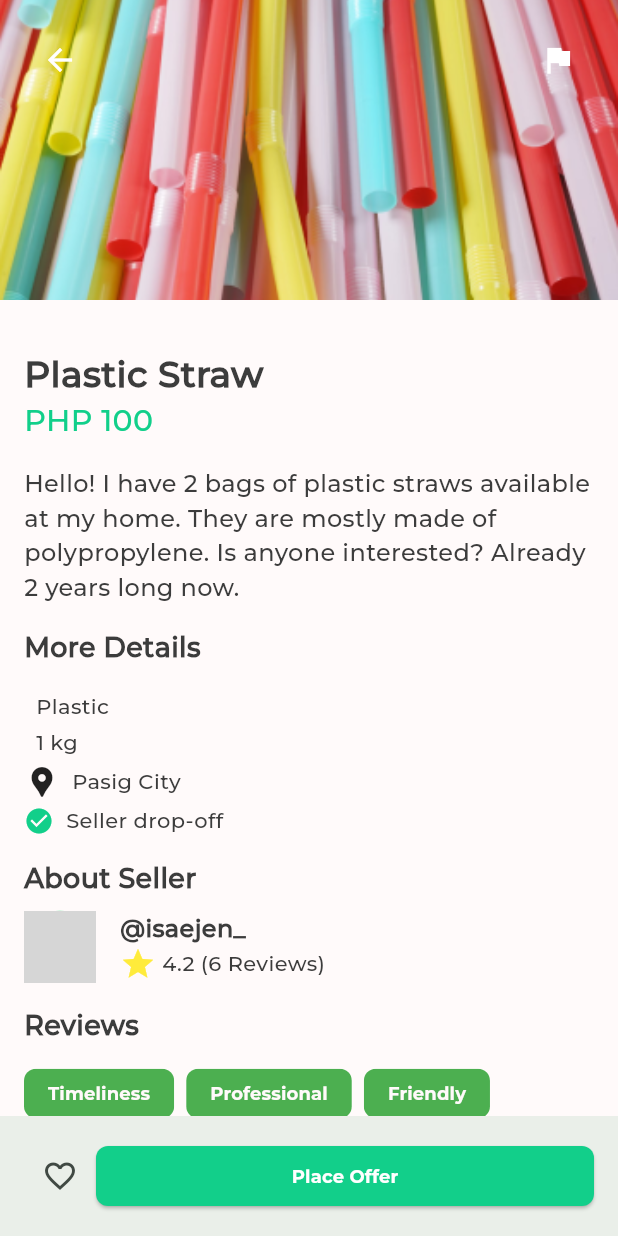
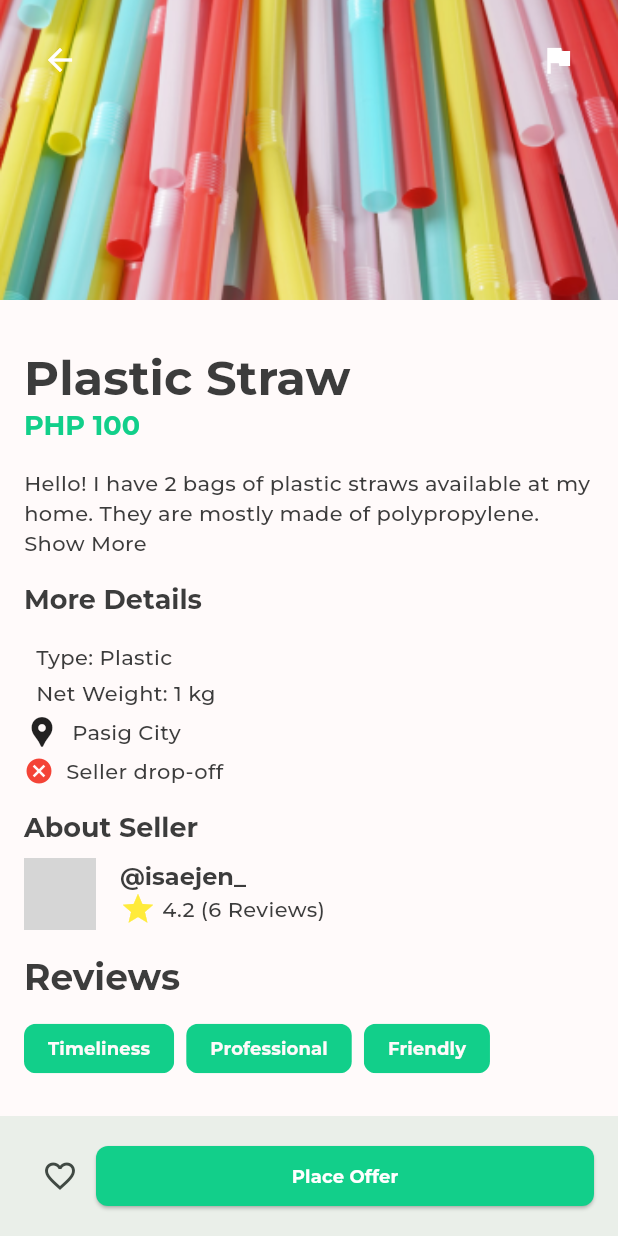
Before and after one commit to simonvque/ISPROJ2REGAIN_MOBILE, a Flutter app: the SelectedItemScreen screen opened directly, on a phone screen of 412 x 824 dp. Run offline on Flutter 3.47's test engine with Material 3 defaults, Android fonts, the phone set to English and light mode, and no system bars; our stand-ins replace carousel_slider, flutter_markdown, get, get_storage, iconsax_flutter, percent_indicator and 1 more; accounts and stored records are empty; project files that could hold a hidden picture were left out; key blocks and very long unbroken strings in the code were emptied for the run; grey boxes are pictures that could not be loaded.

Commit message:
fixed selected item screen.

```diff
--- a/lib/features/screens/homepage/homepage.dart
+++ b/lib/features/screens/homepage/homepage.dart
@@ -6,7 +6,6 @@ import '../../../constants/colors.dart';
 import '../../../constants/image_strings.dart';
 import '../../../constants/sizes.dart';
 import '../../../constants/text_strings.dart';
-import '../../../profile/profile_page.dart';
 import '../../../themes/elements/input fields/regain_textbox.dart';
 import '../homepage/widgets/homepage_cards.dart';
 import '../homepage/widgets/homepage_carousel.dart';
--- a/lib/features/screens/homepage/selected_item.dart
+++ b/lib/features/screens/homepage/selected_item.dart
@@ -1,10 +1,40 @@
 import 'package:flutter/material.dart';
-import 'package:regain_mobile/features/screens/offer/offerpopup.dart';
+
 import '../../../constants/colors.dart';
 import '../../../constants/image_strings.dart';
+import '../../../themes/elements/button_styles.dart';
+import '../offer/offerpopup.dart';
 
-class SelectedItemScreen extends StatelessWidget {
-  const SelectedItemScreen({super.key});
+class SelectedItemScreen extends StatefulWidget {
+  @override
+  _SelectedItemScreenState createState() => _SelectedItemScreenState();
+}
+
+class _SelectedItemScreenState extends State<SelectedItemScreen> {
+  // Declare variables for item details
+  final String item = 'Plastic Straw';
+  final String price = 'PHP 100';
+  final String description =
+      'Hello! I have 2 bags of plastic straws available at my home. They are mostly made of polypropylene. Is anyone interested? Already 2 years long now. It is essential to understand that these straws are durable and can be used for various purposes. They are eco-friendly and can be recycled. Please let me know if you are interested.';
+
+  final String category = 'Plastic';
+  final String weight = '1 kg';
+  final String location = 'Pasig City';
+  final bool isSellerDropOff = false;
+  bool isFavorite = false;
+  bool isDescriptionExpanded = false;
+
+  void toggleFavorite() {
+    setState(() {
+      isFavorite = !isFavorite;
+    });
+  }
+
+  void toggleDescription() {
+    setState(() {
+      isDescriptionExpanded = !isDescriptionExpanded;
+    });
+  }
 
   @override
   Widget build(BuildContext context) {
@@ -30,24 +60,29 @@ class SelectedItemScreen extends StatelessWidget {
                     crossAxisAlignment: CrossAxisAlignment.start,
                     children: [
                       Text(
-                        'Plastic Straw',
-                        style: TextStyle(
-                            fontSize: 24, fontWeight: FontWeight.bold),
+                        item,
+                        style: Theme.of(context).textTheme.headlineLarge,
                       ),
                       Text(
-                        'PHP 100',
-                        style: TextStyle(fontSize: 20, color: green),
+                        price,
+                        style: Theme.of(context).textTheme.headlineSmall?.copyWith(color: green),
                       ),
                       const SizedBox(height: 16),
-                      Text(
-                        'Hello! I have 2 bags of plastic straws available at my home. They are mostly made of polypropylene. Is anyone interested? Already 2 years long now.',
-                        style: TextStyle(fontSize: 16),
+                      GestureDetector(
+                        onTap: toggleDescription,
+                        child: Text(
+                          isDescriptionExpanded
+                              ? description
+                              : (description.length > 100
+                              ? '${description.substring(0, 100)} Show More'
+                              : description),
+                          style: Theme.of(context).textTheme.bodyMedium,
+                        ),
                       ),
                       const SizedBox(height: 16),
                       Text(
                         'More Details',
-                        style: TextStyle(
-                            fontSize: 18, fontWeight: FontWeight.bold),
+                        style: Theme.of(context).textTheme.headlineSmall,
                       ),
                       const SizedBox(height: 8),
                       Column(
@@ -58,7 +93,8 @@ class SelectedItemScreen extends StatelessWidget {
                             child: Row(
                               children: [
                                 const SizedBox(width: 8),
-                                Text('Plastic'),
+                                Text('Type: '),
+                                Text(category),
                               ],
                             ),
                           ),
@@ -67,7 +103,8 @@ class SelectedItemScreen extends StatelessWidget {
                             child: Row(
                               children: [
                                 const SizedBox(width: 8),
-                                Text('1 kg'),
+                                Text('Net Weight: '),
+                                Text(weight),
                               ],
                             ),
                           ),
@@ -77,7 +114,7 @@ class SelectedItemScreen extends StatelessWidget {
                               children: [
                                 Icon(Icons.location_pin),
                                 const SizedBox(width: 8),
-                                Text('Pasig City'),
+                                Text(location),
                               ],
                             ),
                           ),
@@ -86,8 +123,8 @@ class SelectedItemScreen extends StatelessWidget {
                             child: Row(
                               children: [
                                 Icon(
-                                  Icons.check_circle,
-                                  color: green,
+                                  isSellerDropOff ? Icons.check_circle : Icons.cancel,
+                                  color: isSellerDropOff ? Colors.green : Colors.red,
                                   size: 20,
                                 ),
                                 const SizedBox(width: 8),
@@ -100,14 +137,13 @@ class SelectedItemScreen extends StatelessWidget {
                       const SizedBox(height: 16),
                       Text(
                         'About Seller',
-                        style: TextStyle(
-                            fontSize: 18, fontWeight: FontWeight.bold),
+                        style: Theme.of(context).textTheme.headlineSmall,
                       ),
                       const SizedBox(height: 8),
                       Row(
                         children: [
                           CircleAvatar(
-                            backgroundImage: AssetImage('assets/profile.png'),
+                            backgroundImage: AssetImage('assets/profile.png'), // Replace with actual profile image
                             radius: 24,
                           ),
                           const SizedBox(width: 16),
@@ -116,8 +152,7 @@ class SelectedItemScreen extends StatelessWidget {
                             children: [
                               Text(
                                 '@isaejen_',
-                                style: TextStyle(
-                                    fontSize: 16, fontWeight: FontWeight.bold),
+                                style: Theme.of(context).textTheme.titleLarge,
                               ),
                               Row(
                                 children: [
@@ -131,11 +166,9 @@ class SelectedItemScreen extends StatelessWidget {
                         ],
                       ),
                       const SizedBox(height: 16),
-                      // Add reviews section here
                       Text(
                         'Reviews',
-                        style: TextStyle(
-                            fontSize: 18, fontWeight: FontWeight.bold),
+                        style: Theme.of(context).textTheme.headlineMedium,
                       ),
                       const SizedBox(height: 8),
                       Wrap(
@@ -143,7 +176,7 @@ class SelectedItemScreen extends StatelessWidget {
                         children: reviewTags.map((tag) {
                           return Chip(
                             label: Text(tag),
-                            backgroundColor: Colors.green,
+                            backgroundColor: green,
                             labelStyle: TextStyle(color: white),
                             side: BorderSide.none,
                           );
@@ -172,7 +205,7 @@ class SelectedItemScreen extends StatelessWidget {
             child: IconButton(
               icon: Icon(Icons.flag, color: Colors.white),
               onPressed: () {
-                // ---------------- GO TO REPORT PAGE ----------------
+                // Navigate to report page or perform action
               },
             ),
           ),
@@ -182,20 +215,23 @@ class SelectedItemScreen extends StatelessWidget {
         child: Row(
           children: [
             IconButton(
-              icon: Icon(Icons.favorite_border),
-              onPressed: () {
-                // -------------------- SAVE TO FAVORITES --------------------
-              },
+              icon: Icon(
+                isFavorite ? Icons.favorite : Icons.favorite_border,
+                color: isFavorite ? Colors.red : null,
+              ),
+              onPressed: toggleFavorite,
             ),
             Expanded(
               child: ElevatedButton(
                 onPressed: () {
+                  // -------------------- PLACE OFFER --------------------
                   showDialog(
                     context: context,
                     builder: (BuildContext context) {
                       return OfferPricePopup(); // Display OfferPricePopup as a dialog
                     },
                   );
+
                 },
                 style: ElevatedButton.styleFrom(
                   shape: RoundedRectangleBorder(
```
